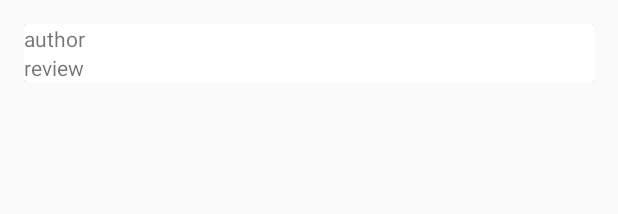
After one commit to memreyilmaz/PopularMovies, an Android app: the layout review_item.xml on its own in the app's theme, with its tools: preview values and no code run, on a phone screen of 412 x 824 dp. The commit adds this screen. Shown: the top 214 px of the screen. Run offline under Robolectric (Android 15) with nearby library versions, the phone set to English and light mode, and no system bars.

Commit message:
added review

```diff
--- /dev/null
+++ b/app/src/main/res/layout/review_item.xml
@@ -0,0 +1,31 @@
+<?xml version="1.0" encoding="utf-8"?>
+<LinearLayout xmlns:android="http://schemas.android.com/apk/res/android"
+    xmlns:tools="http://schemas.android.com/tools"
+    android:layout_width="match_parent"
+    android:layout_height="wrap_content"
+    android:padding="16dp">
+
+    <android.support.v7.widget.CardView
+        android:layout_width="match_parent"
+        android:layout_height="wrap_content"
+        android:id="@+id/movie_review_card_view">
+
+        <LinearLayout
+            android:layout_width="match_parent"
+            android:layout_height="wrap_content"
+            android:orientation="vertical">
+            <TextView
+                android:layout_width="wrap_content"
+                android:layout_height="wrap_content"
+                android:id="@+id/movie_review_author"
+                tools:text="author"/>
+
+            <TextView
+                android:layout_width="wrap_content"
+                android:layout_height="wrap_content"
+                android:id="@+id/movie_review"
+                tools:text="review"/>
+        </LinearLayout>
+    </android.support.v7.widget.CardView>
+
+</LinearLayout>
```
Also changed, not shown: app/src/main/java/com/example/android/popularmoviesstagetwo/DetailActivity.java (+54 -1 lines), app/src/main/java/com/example/android/popularmoviesstagetwo/Movie.java (+13 -2 lines), app/src/main/java/com/example/android/popularmoviesstagetwo/Review.java (added, +64 -0 lines), app/src/main/java/com/example/android/popularmoviesstagetwo/ReviewAdapter.java (added, +89 -0 lines), app/src/main/java/com/example/android/popularmoviesstagetwo/ReviewResponse.java (added, +66 -0 lines), app/src/main/java/com/example/android/popularmoviesstagetwo/TmdbReviewInterface.java (added, +13 -0 lines), app/src/main/res/layout/activity_detail.xml (+42 -31 lines).
